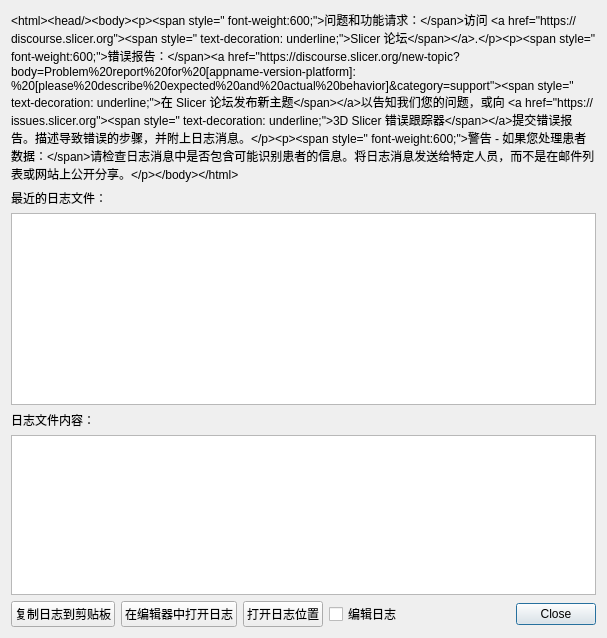
Before: the Qt Designer form miniSlicer/Slicer/Base/QTApp/Resources/UI/qSlicerErrorReportDialog.ui in jiaqiwang969/Slicer, drawn with Qt 5.
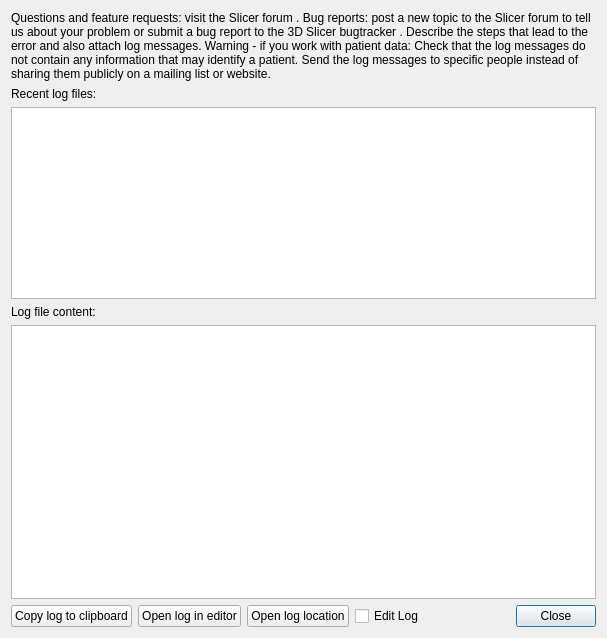
After: the same form once the commit is applied. Custom widgets are drawn as their Qt base class.

Diff of the .ui file:
```diff
--- a/miniSlicer/Slicer/Base/QTApp/Resources/UI/qSlicerErrorReportDialog.ui
+++ b/miniSlicer/Slicer/Base/QTApp/Resources/UI/qSlicerErrorReportDialog.ui
@@ -25,7 +25,7 @@
    <item row="0" column="0" colspan="2">
     <widget class="QLabel" name="InstructionsLabel">
      <property name="text">
-      <string>&amp;lt;html&amp;gt;&amp;lt;head/&amp;gt;&amp;lt;body&amp;gt;&amp;lt;p&amp;gt;&amp;lt;span style=" font-weight:600;"&amp;gt;问题和功能请求：&amp;lt;/span&amp;gt;访问 &amp;lt;a href="https://discourse.slicer.org"&amp;gt;&amp;lt;span style=" text-decoration: underline;"&amp;gt;Slicer 论坛&amp;lt;/span&amp;gt;&amp;lt;/a&amp;gt;.&amp;lt;/p&amp;gt;&amp;lt;p&amp;gt;&amp;lt;span style=" font-weight:600;"&amp;gt;错误报告：&amp;lt;/span&amp;gt;&amp;lt;a href="https://discourse.slicer.org/new-topic?body=Problem%20report%20for%20[appname-version-platform]:%20[please%20describe%20expected%20and%20actual%20behavior]&amp;amp;category=support"&amp;gt;&amp;lt;span style=" text-decoration: underline;"&amp;gt;在 Slicer 论坛发布新主题&amp;lt;/span&amp;gt;&amp;lt;/a&amp;gt;以告知我们您的问题，或向 &amp;lt;a href="https://issues.slicer.org"&amp;gt;&amp;lt;span style=" text-decoration: underline;"&amp;gt;3D Slicer 错误跟踪器&amp;lt;/span&amp;gt;&amp;lt;/a&amp;gt;提交错误报告。描述导致错误的步骤，并附上日志消息。&amp;lt;/p&amp;gt;&amp;lt;p&amp;gt;&amp;lt;span style=" font-weight:600;"&amp;gt;警告 - 如果您处理患者数据：&amp;lt;/span&amp;gt;请检查日志消息中是否包含可能识别患者的信息。将日志消息发送给特定人员，而不是在邮件列表或网站上公开分享。&amp;lt;/p&amp;gt;&amp;lt;/body&amp;gt;&amp;lt;/html&amp;gt;</string>
+      <string>&lt;html&gt;&lt;head/&gt;&lt;body&gt;&lt;p&gt;&lt;span style=&quot; font-weight:600;&quot;&gt;Questions and feature requests:&lt;/span&gt; visit the &lt;a href=&quot;https://discourse.slicer.org&quot;&gt;&lt;span style=&quot; text-decoration: underline;&quot;&gt;Slicer forum&lt;/span&gt;&lt;/a&gt;.&lt;/p&gt;&lt;p&gt;&lt;span style=&quot; font-weight:600;&quot;&gt;Bug reports: &lt;/span&gt;&lt;a href=&quot;https://discourse.slicer.org/new-topic?body=Problem%20report%20for%20[appname-version-platform]:%20[please%20describe%20expected%20and%20actual%20behavior]&amp;amp;category=support&quot;&gt;&lt;span style=&quot; text-decoration: underline;&quot;&gt;post a new topic to the Slicer forum&lt;/span&gt;&lt;/a&gt; to tell us about your problem or submit a bug report to the &lt;a href=&quot;https://issues.slicer.org&quot;&gt;&lt;span style=&quot; text-decoration: underline;&quot;&gt;3D Slicer bugtracker&lt;/span&gt;&lt;/a&gt;. Describe the steps that lead to the error and also attach log messages.&lt;/p&gt;&lt;p&gt;&lt;span style=&quot; font-weight:600;&quot;&gt;Warning - if you work with patient data:&lt;/span&gt; Check that the log messages do not contain any information that may identify a patient. Send the log messages to specific people instead of sharing them publicly on a mailing list or website.&lt;/p&gt;&lt;/body&gt;&lt;/html&gt;</string>
      </property>
      <property name="textFormat">
       <enum>Qt::RichText</enum>
@@ -41,7 +41,7 @@
    <item row="1" column="0">
     <widget class="QLabel" name="RecentLogFilesLabel">
      <property name="text">
-      <string>最近的日志文件：</string>
+      <string>Recent log files:</string>
      </property>
     </widget>
    </item>
@@ -69,7 +69,7 @@
      <item>
       <widget class="ctkPushButton" name="LogCopyToClipboardPushButton">
        <property name="text">
-        <string>复制日志到剪贴板</string>
+        <string>Copy log to clipboard</string>
        </property>
        <property name="autoDefault">
         <bool>false</bool>
@@ -79,7 +79,7 @@
      <item>
       <widget class="ctkPushButton" name="LogFileOpenPushButton">
        <property name="text">
-        <string>在编辑器中打开日志</string>
+        <string>Open log in editor</string>
        </property>
        <property name="autoDefault">
         <bool>false</bool>
@@ -89,7 +89,7 @@
      <item>
       <widget class="ctkPushButton" name="LogOpenFileLocationPushButton">
        <property name="text">
-        <string>打开日志位置</string>
+        <string>Open log location</string>
        </property>
        <property name="autoDefault">
         <bool>false</bool>
@@ -99,7 +99,7 @@
      <item>
       <widget class="QCheckBox" name="LogFileEditCheckBox">
        <property name="text">
-        <string>编辑日志</string>
+        <string>Edit Log</string>
        </property>
       </widget>
      </item>
@@ -131,7 +131,7 @@
    <item row="3" column="0">
     <widget class="QLabel" name="RecentLogFilesLabel_2">
      <property name="text">
-      <string>日志文件内容：</string>
+      <string>Log file content:</string>
      </property>
     </widget>
    </item>
```
Left out of the diff: 9 changed lines with no effect on the pictures.
